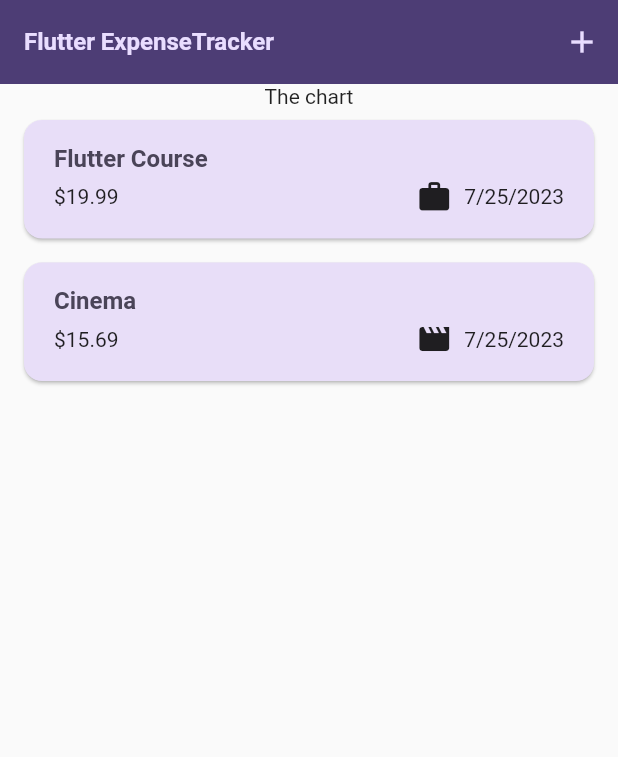
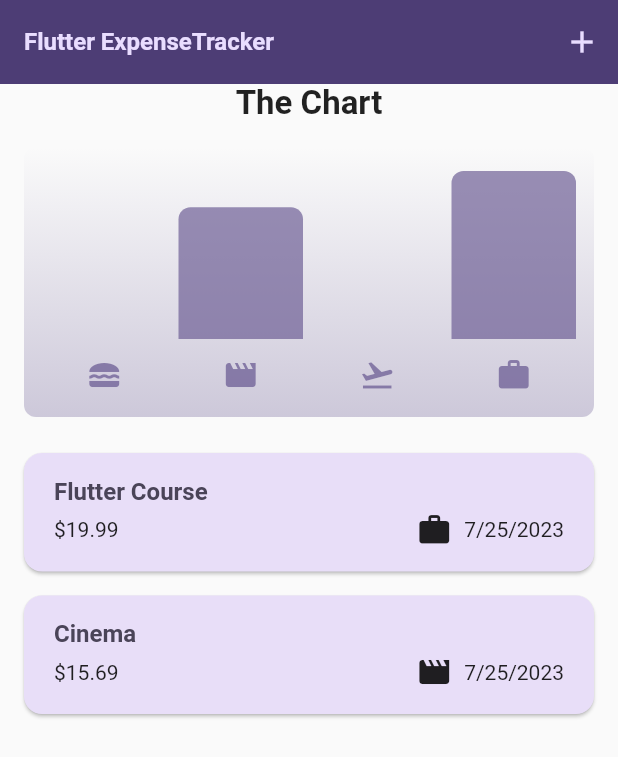
Before and after one commit to Ishaan-Wadhwa/expenseapp, a Flutter app: the screen it shows after launch, on a phone screen of 412 x 824 dp. Shown: the top 757 px of the screen. Run offline on Flutter 3.47's test engine with Material 2 defaults, Android fonts, the phone set to English and light mode, and no system bars.

Commit message:
update the repository

```diff
--- a/lib/expenses.dart
+++ b/lib/expenses.dart
@@ -1,6 +1,6 @@
 import 'package:expenseapp/new_expense.dart';
 import 'package:flutter/material.dart';
-
+import'package:expenseapp/widgets/chart/chart.dart';
 import 'package:expenseapp/widgets/expenses_list.dart';
 import 'package:expenseapp/models/expense.dart';
 
@@ -89,8 +89,13 @@ class _ExpensesState extends State<Expenses> {
         ],
       ),
       body: Column(
-        children: [
-          const Text('The chart'),
+        children:
+        [
+          const Text(
+            'The Chart',
+            style: TextStyle(fontSize:22 , fontWeight: FontWeight.bold),
+            ),
+            Chart(expenses:_registeredExpenses),
           Expanded(
             child: mainContent,
           ),
```
